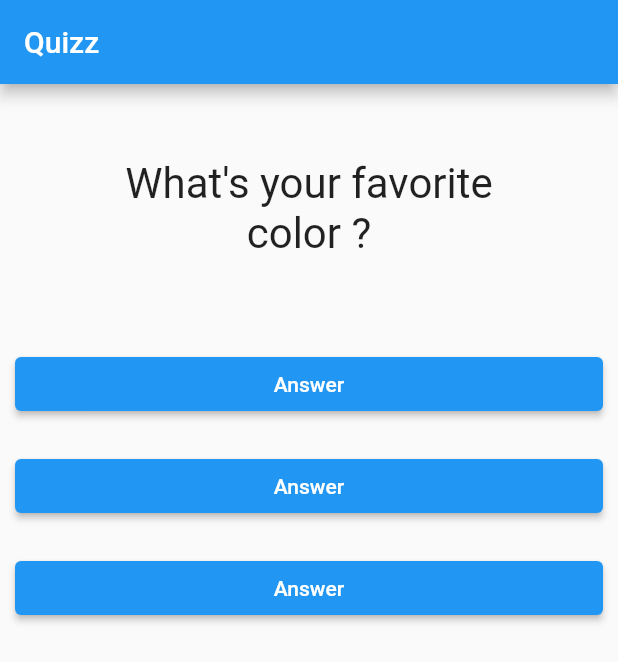
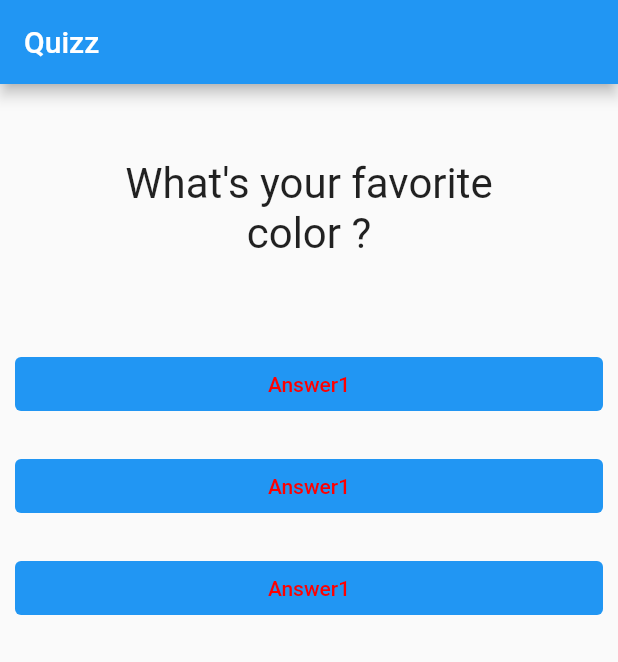
Before and after one commit to JAMALEEY/Flutter-BootCamp, a Flutter app: the screen it shows after launch, on a phone screen of 412 x 824 dp. Shown: the top 662 px of the screen. Run offline on Flutter 3.47's test engine with Material 2 defaults, Android fonts, the phone set to English and light mode, and no system bars.

Commit message:
change text color and button color

```diff
--- a/lib/answer.dart
+++ b/lib/answer.dart
@@ -2,21 +2,23 @@ import 'package:flutter/material.dart';
 
 class Answer extends StatelessWidget {
   // this selectHAndler property is where we store a pointer at a function (for example the answer)
-  final Function selectHandler;
+  // final function:
+  final VoidCallback selectHandler;
   const Answer(this.selectHandler, {super.key});
 
   @override
   Widget build(BuildContext context) {
     return Container(
-      width: double.infinity,
-      margin: const EdgeInsets.all(10),
-      child: ElevatedButton(
-        style: ButtonStyle(
-          backgroundColor: MaterialStateProperty.all(Colors.blue),
-        ),
-        child: Text('Answer'),
-        onPressed: (() => {}),
-      ),
-    );
+        width: double.infinity,
+        margin: const EdgeInsets.all(10),
+        child: TextButton(
+          style: ButtonStyle(
+            backgroundColor: MaterialStateProperty.all(Colors.blue),
+            foregroundColor: MaterialStateProperty.all<Color>(
+                Color.fromARGB(255, 255, 0, 0)),
+          ),
+          child: Text('Answer1'),
+          onPressed: selectHandler,
+        ));
   }
 }
--- a/lib/main.dart
+++ b/lib/main.dart
@@ -21,7 +21,7 @@ class _MyAppState extends State<MyApp> {
     "What\'s your favorite animal ?",
   ];
 
-  void answerQuestion() {
+  void _answerQuestion() {
     setState(() {
       _questionIndex++;
       print(_questionIndex);
@@ -39,9 +39,9 @@ class _MyAppState extends State<MyApp> {
           body: Column(
             children: <Widget>[
               Question(questions.elementAt(_questionIndex)),
-              Answer(answerQuestion),
-              Answer(answerQuestion),
-              Answer(answerQuestion),
+              Answer(_answerQuestion),
+              Answer(_answerQuestion),
+              Answer(_answerQuestion),
             ],
           )),
     );
```
